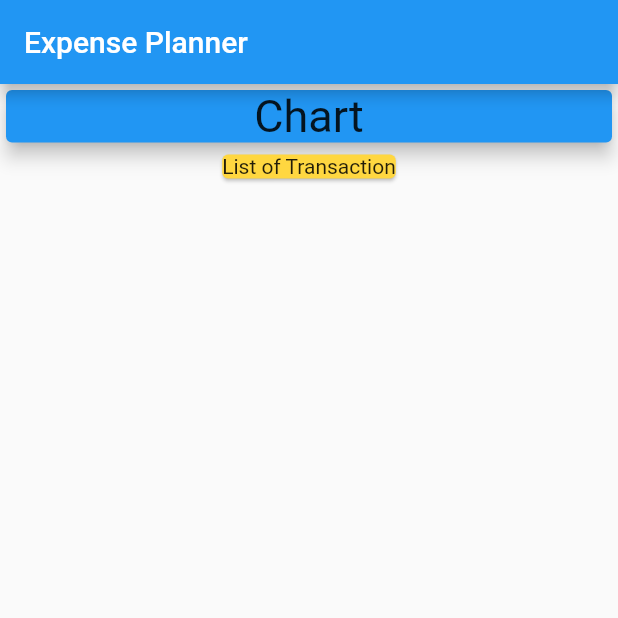
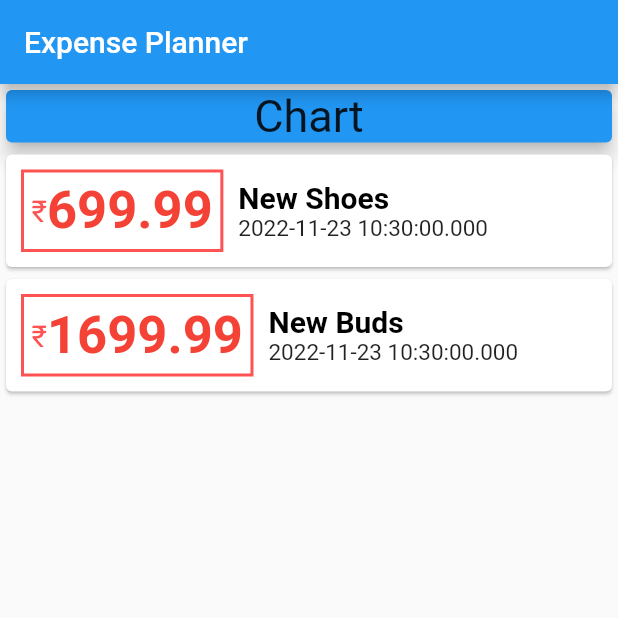
Before and after one commit to RishabhSaini619/udemy_practice_002, a Flutter app: the screen it shows after launch, on a phone screen of 412 x 824 dp, the top half of it. Run offline on Flutter 3.47's test engine with Material 2 defaults, Android fonts, the light colour scheme and no system bars.

Commit message:
transaction ui working

```diff
--- a/lib/main.dart
+++ b/lib/main.dart
@@ -16,7 +16,7 @@ class MyApp extends StatelessWidget {
       theme: ThemeData(
         primarySwatch: Colors.blue,
       ),
-      home: const MyHomePage(),
+      home: MyHomePage(),
     );
   }
 }
--- a/lib/myHomePage.dart
+++ b/lib/myHomePage.dart
@@ -2,7 +2,7 @@ import 'package:flutter/material.dart';
 import 'package:udemy_practice_002/transaction.dart';
 
 class MyHomePage extends StatelessWidget {
-  final List<Transaction> transacions = [
+  final List<Transaction> transactions = [
     Transaction(
       id: 't1',
       title: 'New Shoes',
@@ -21,7 +21,7 @@ class MyHomePage extends StatelessWidget {
   Widget build(BuildContext context) {
     return Scaffold(
       appBar: AppBar(
-        title: Text('Expense Planner'),
+        title: const Text('Expense Planner'),
       ),
       body: Column(
         children: [
@@ -29,7 +29,7 @@ class MyHomePage extends StatelessWidget {
             color: Colors.blue,
             child: Container(
               width: double.infinity,
-              child: Text(
+              child: const Text(
                 'Chart',
                 textAlign: TextAlign.center,
                 style: TextStyle(
@@ -40,9 +40,72 @@ class MyHomePage extends StatelessWidget {
             elevation: 5,
             //
           ),
-          Card(
-            color: Colors.amberAccent,
-            child: Text('List of Transaction'),
+          Column(
+            children: transactions.map((tx) {
+              return Card(
+                child: Row(
+                  children: [
+                    Container(
+                      decoration: BoxDecoration(
+                        shape: BoxShape.rectangle,
+                        border: Border.all(
+                          color: Colors.redAccent,
+                          style: BorderStyle.solid,
+                          width: 2,
+                        ),
+                      ),
+                      padding: const EdgeInsets.all(5),
+                      margin: const EdgeInsets.symmetric(
+                        vertical: 10,
+                        horizontal: 10,
+                      ),
+                      child: Row(
+                        children: [
+                          const Text(
+                            "₹",
+                            style: TextStyle(
+                              fontSize: 20,
+                              fontWeight: FontWeight.normal,
+                              color: Colors.redAccent,
+                            ),
+                          ),
+                          Text(
+                            tx.amount.toString(),
+                            style: const TextStyle(
+                              fontSize: 35,
+                              fontWeight: FontWeight.bold,
+                              color: Colors.red,
+                            ),
+                          ),
+                        ],
+                      ),
+                    ),
+                    Column(
+                      mainAxisAlignment: MainAxisAlignment.start,
+                      crossAxisAlignment: CrossAxisAlignment.start,
+                      children: [
+                        Text(
+                          tx.title,
+                          style: const TextStyle(
+                            fontSize: 20,
+                            fontWeight: FontWeight.bold,
+                            color: Colors.black
+                          ),
+                        ),
+                        Text(
+                          tx.date.toString(),
+                          style: const TextStyle(
+                            color: Colors.black87,
+                            fontSize: 15,
+                            fontWeight: FontWeight.w400,
+                          ),
+                        ),
+                      ],
+                    ),
+                  ],
+                ),
+              );
+            }).toList(),
           ),
         ],
       ),
```
